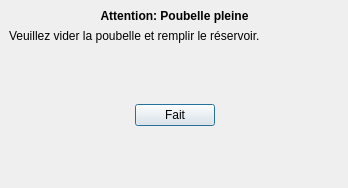
The window that Code/PiQt/popup_geometry.ui (Cagius-UdeS/Cagius) describes before a commit, drawn with Qt 5.
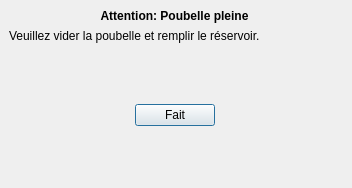
The same window after the commit.

The edit to the form file:
```diff
--- a/Code/PiQt/popup_geometry.ui
+++ b/Code/PiQt/popup_geometry.ui
@@ -6,7 +6,7 @@
    <rect>
     <x>0</x>
     <y>0</y>
-    <width>348</width>
+    <width>352</width>
     <height>188</height>
    </rect>
   </property>
```
Left out of the diff: 2 changed lines with no effect on the pictures.
